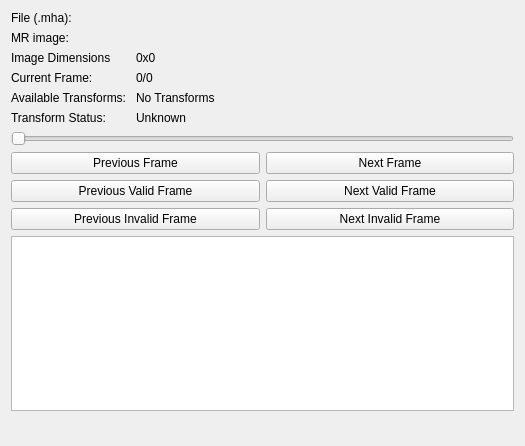
Above: USnav/Resources/UI/qSlicerUSnavModuleWidget.ui from stropitek/USnav before the change. Below: the same form after it.
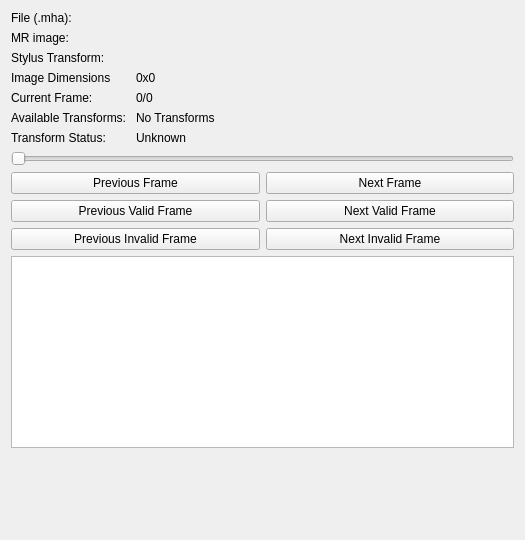
That is the form after the change. Custom widgets are drawn as their Qt base class.

```diff
--- a/USnav/Resources/UI/qSlicerUSnavModuleWidget.ui
+++ b/USnav/Resources/UI/qSlicerUSnavModuleWidget.ui
@@ -7,7 +7,7 @@
     <x>0</x>
     <y>0</y>
     <width>525</width>
-    <height>446</height>
+    <height>540</height>
    </rect>
   </property>
   <property name="windowTitle">
@@ -39,56 +39,56 @@
        </property>
       </widget>
      </item>
-     <item row="3" column="0">
+     <item row="4" column="0">
       <widget class="QLabel" name="label_1">
        <property name="text">
         <string>Current Frame: </string>
        </property>
       </widget>
      </item>
-     <item row="3" column="1">
+     <item row="4" column="1">
       <widget class="QLabel" name="currentFrameLabel">
        <property name="text">
         <string>0/0</string>
        </property>
       </widget>
      </item>
-     <item row="5" column="0">
+     <item row="6" column="0">
       <widget class="QLabel" name="label_0">
        <property name="text">
         <string>Transform Status: </string>
        </property>
       </widget>
      </item>
-     <item row="5" column="1">
+     <item row="6" column="1">
       <widget class="QLabel" name="transformStatusLabel">
        <property name="text">
         <string>Unknown</string>
        </property>
       </widget>
      </item>
-     <item row="2" column="0">
+     <item row="3" column="0">
       <widget class="QLabel" name="label_2">
        <property name="text">
         <string>Image Dimensions</string>
        </property>
       </widget>
      </item>
-     <item row="2" column="1">
+     <item row="3" column="1">
       <widget class="QLabel" name="imageDimensionsLabel">
        <property name="text">
         <string>0x0</string>
        </property>
       </widget>
      </item>
-     <item row="4" column="0">
+     <item row="5" column="0">
       <widget class="QLabel" name="label_3">
        <property name="text">
         <string>Available Transforms: </string>
        </property>
       </widget>
      </item>
-     <item row="4" column="1">
+     <item row="5" column="1">
       <widget class="QLabel" name="availableTransformsLabel">
        <property name="text">
         <string>No Transforms</string>
@@ -114,6 +114,25 @@
        </property>
       </widget>
      </item>
+     <item row="2" column="0">
+      <widget class="QLabel" name="stylusTransformLabel">
+       <property name="text">
+        <string>Stylus Transform: </string>
+       </property>
+      </widget>
+     </item>
+     <item row="2" column="1">
+      <widget class="qMRMLNodeComboBox" name="stylusTransformNodeComboBox">
+       <property name="enabled">
+        <bool>true</bool>
+       </property>
+       <property name="nodeTypes">
+        <stringlist>
+         <string>vtkMRMLLinearTransformNode</string>
+        </stringlist>
+       </property>
+      </widget>
+     </item>
     </layout>
    </item>
    <item>
```
Left out of the diff: 16 changed lines with no effect on the pictures.
